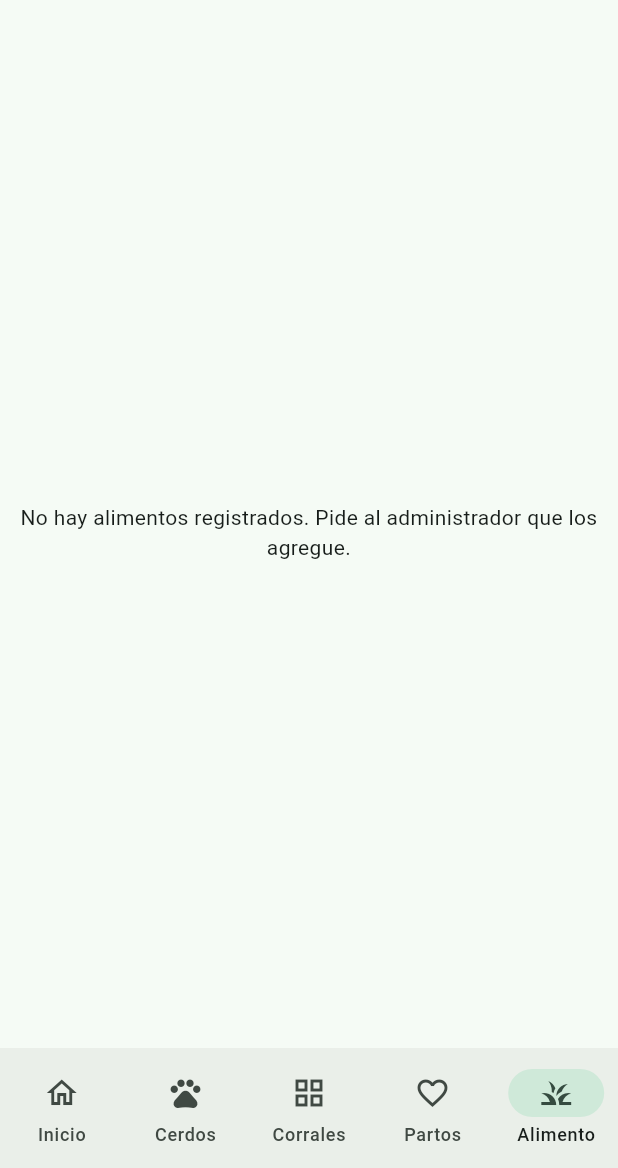
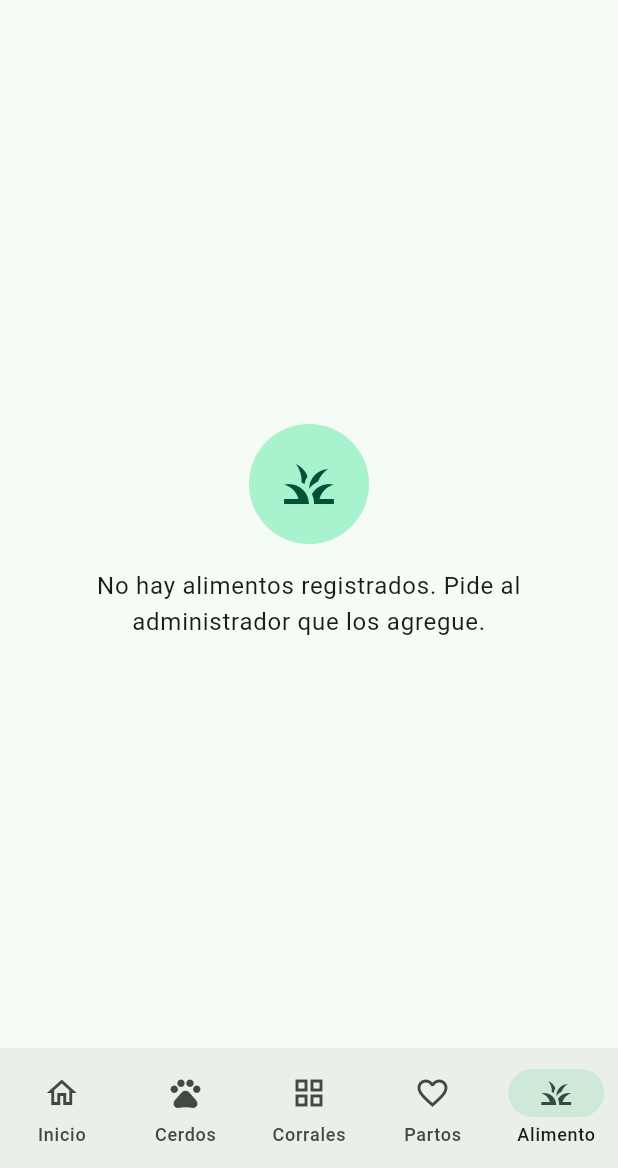
Before and after one commit to angel04-gifd/porcinotech, a Flutter app: the FoodsScreen screen opened by its route, on a phone screen of 412 x 824 dp, the part 68-1236 px from its top. Run offline on Flutter 3.47's test engine with Material 3 defaults, Android fonts, the phone set to English and light mode, and no system bars; our stand-ins replace fl_chart, flutter_riverpod, go_router, shared_preferences, supabase_flutter; accounts and stored records are empty; network calls fail.

Commit message:
Pantallas vacías con icono en cerdos, corrales y alimentos
Co-Authored-By: Claude Sonnet 5.5 <noreply@anthropic.com>
Claude-Session: https://claude.ai/code/session_01J7CS8taN4ppGWnFBK3bysK

```diff
--- /dev/null
+++ b/lib/core/widgets/empty_state.dart
@@ -0,0 +1,35 @@
+import 'package:flutter/material.dart';
+
+/// Pantalla vacía con icono y texto, en lugar de un texto suelto al centro.
+class EmptyState extends StatelessWidget {
+  const EmptyState({super.key, required this.icon, required this.message});
+
+  final IconData icon;
+  final String message;
+
+  @override
+  Widget build(BuildContext context) {
+    final scheme = Theme.of(context).colorScheme;
+    return Center(
+      child: Padding(
+        padding: const EdgeInsets.all(32),
+        child: Column(
+          mainAxisSize: MainAxisSize.min,
+          children: [
+            CircleAvatar(
+              radius: 40,
+              backgroundColor: scheme.primaryContainer,
+              child: Icon(icon, size: 40, color: scheme.onPrimaryContainer),
+            ),
+            const SizedBox(height: 16),
+            Text(
+              message,
+              textAlign: TextAlign.center,
+              style: Theme.of(context).textTheme.bodyLarge,
+            ),
+          ],
+        ),
+      ),
+    );
+  }
+}
--- a/lib/features/alimentos/presentation/foods_screen.dart
+++ b/lib/features/alimentos/presentation/foods_screen.dart
@@ -3,6 +3,7 @@ import 'package:flutter/services.dart';
 import 'package:flutter_riverpod/flutter_riverpod.dart';
 import 'package:intl/intl.dart';
 
+import '../../../core/widgets/empty_state.dart';
 import '../../../core/widgets/error_view.dart';
 import '../../../core/widgets/number_formatters.dart';
 import '../../auth/data/auth_repository.dart';
@@ -37,13 +38,11 @@ class FoodsScreen extends ConsumerWidget {
           onRetry: () => ref.invalidate(foodsProvider),
         ),
         data: (items) => items.isEmpty
-            ? Center(
-                child: Text(
-                  canManageFoods
-                      ? 'No hay alimentos registrados. Usa "Agregar alimento".'
-                      : 'No hay alimentos registrados. Pide al administrador que los agregue.',
-                  textAlign: TextAlign.center,
-                ),
+            ? EmptyState(
+                icon: Icons.grass_outlined,
+                message: canManageFoods
+                    ? 'No hay alimentos registrados. Usa "Agregar alimento".'
+                    : 'No hay alimentos registrados. Pide al administrador que los agregue.',
               )
             : ListView.separated(
                 padding: const EdgeInsets.fromLTRB(16, 16, 16, 96),
```
Also changed, not shown: lib/features/cerdos/presentation/cerdos_screen.dart (+4 -4 lines), lib/features/corrales/presentation/corrales_screen.dart (+6 -7 lines).
